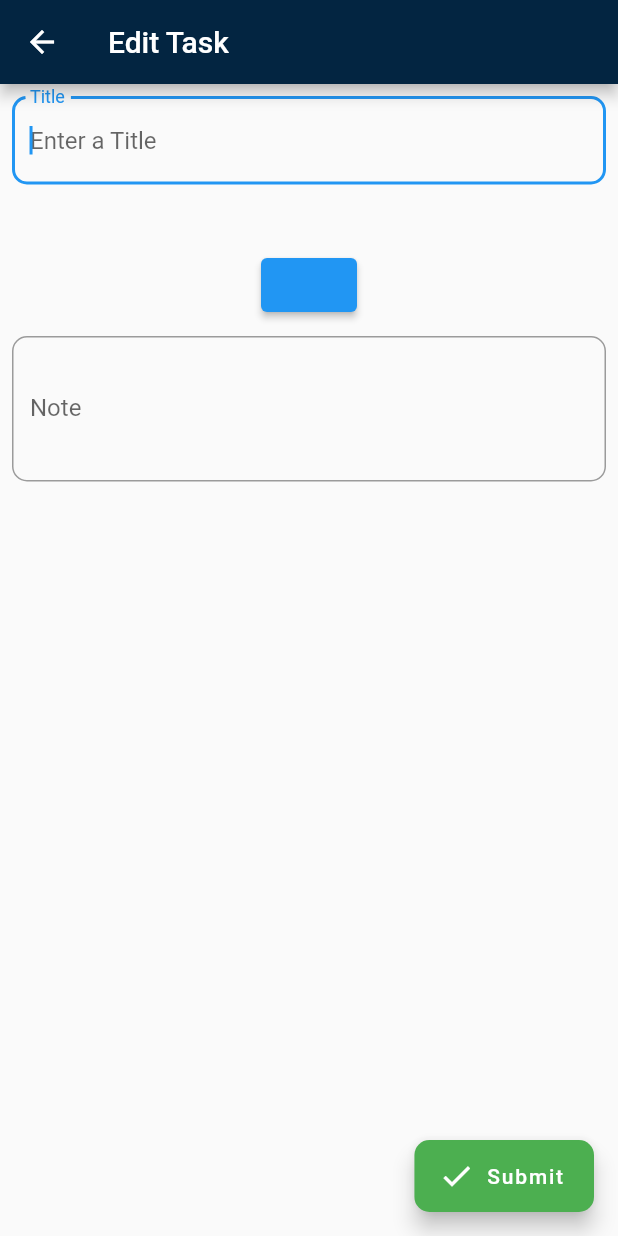
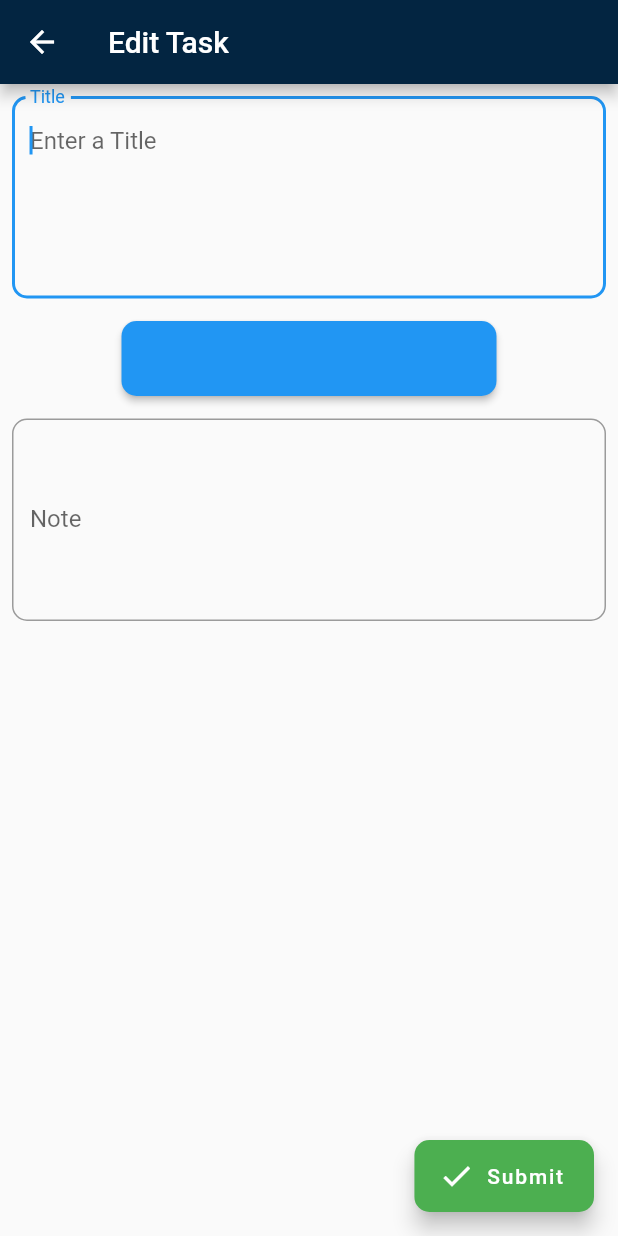
Before and after one commit to valentynkuts/memofy, a Flutter app: the EditTaskScreen screen opened directly with empty values, on a phone screen of 412 x 824 dp. Run offline on Flutter 3.47's test engine with Material 2 defaults, Android fonts, the phone set to English and light mode, and no system bars; our stand-ins replace avatar_glow, expandable_text, flutter_slidable, flutter_speed_dial, hive, hive_flutter and 1 more; accounts and stored records are empty.

Commit message:
changed forms

```diff
--- a/lib/presentation/screens/add_task/add_task_screen.dart
+++ b/lib/presentation/screens/add_task/add_task_screen.dart
@@ -45,6 +45,7 @@ class AddTaskScreen extends StatelessWidget {
 
   Widget AddTitleInput() => TextField(
         autofocus: true,
+        maxLines: 5,
         decoration: InputDecoration(
             labelText: 'Title',
             errorText: validationService.text.error,
@@ -59,7 +60,7 @@ class AddTaskScreen extends StatelessWidget {
 
   Widget AddNoteInput() => TextFormField(
         autofocus: true,
-        minLines: 3,
+        //minLines: 3,
         maxLines: 5,
         keyboardType: TextInputType.multiline,
         decoration: InputDecoration(
--- a/lib/presentation/screens/edit_subtask/edit_subtask_screen.dart
+++ b/lib/presentation/screens/edit_subtask/edit_subtask_screen.dart
@@ -67,6 +67,7 @@ class _EditSubtaskScreenState extends State<EditSubtaskScreen> {
   Widget EditDescriptionInput() => TextFormField(
         initialValue: description,
         autofocus: true,
+        maxLines: 7,
         decoration: InputDecoration(
             labelText: 'Title',
             errorText: validationService.text.error,
--- a/lib/presentation/screens/edit_task/edit_task_screen.dart
+++ b/lib/presentation/screens/edit_task/edit_task_screen.dart
@@ -1,3 +1,5 @@
+import 'dart:ffi';
+
 import 'package:flutter/material.dart';
 import 'package:intl/intl.dart';
 import 'package:memofy/constants/constants.dart';
@@ -49,13 +51,13 @@ class _EditTaskScreenState extends State<EditTaskScreen> {
             child: Column(
               children: [
                 EditTitleInput(),
-                SizedBox(height: 10.0),
-                //datePicker(context),
-                Text(
-                  date,
-                  style: TextStyle(fontSize: 20, color: Colors.black),
-                ),
-                SizedBox(height: 10.0),
+                // SizedBox(height: 10.0),
+                // //datePicker(context),
+                // Text(
+                //   date,
+                //   style: TextStyle(fontSize: 20, color: Colors.black),
+                // ),
+                SizedBox(height: 15.0),
                 ElevatedButton(
                   child: Text(date),
                   onPressed: () async {
@@ -70,8 +72,12 @@ class _EditTaskScreenState extends State<EditTaskScreen> {
                     setState(
                         () => date = DateFormat('dd-MM-yyyy').format(newDate));
                   },
+                  style: ElevatedButton.styleFrom(
+                      fixedSize: const Size(250, 50),
+                      shape: RoundedRectangleBorder(
+                          borderRadius: BorderRadius.circular(10))),
                 ),
-                SizedBox(height: 10.0),
+                SizedBox(height: 15.0),
                 EditNoteInput(),
               ],
             ),
@@ -84,6 +90,7 @@ class _EditTaskScreenState extends State<EditTaskScreen> {
 
   Widget EditTitleInput() => TextFormField(
         initialValue: title,
+        maxLines: 5,
         autofocus: true,
         decoration: InputDecoration(
             labelText: 'Title',
@@ -97,7 +104,7 @@ class _EditTaskScreenState extends State<EditTaskScreen> {
 
   Widget EditNoteInput() => TextFormField(
         autofocus: true,
-        minLines: 3,
+        //minLines: 3,
         maxLines: 5,
         initialValue: note,
         keyboardType: TextInputType.multiline,
```
